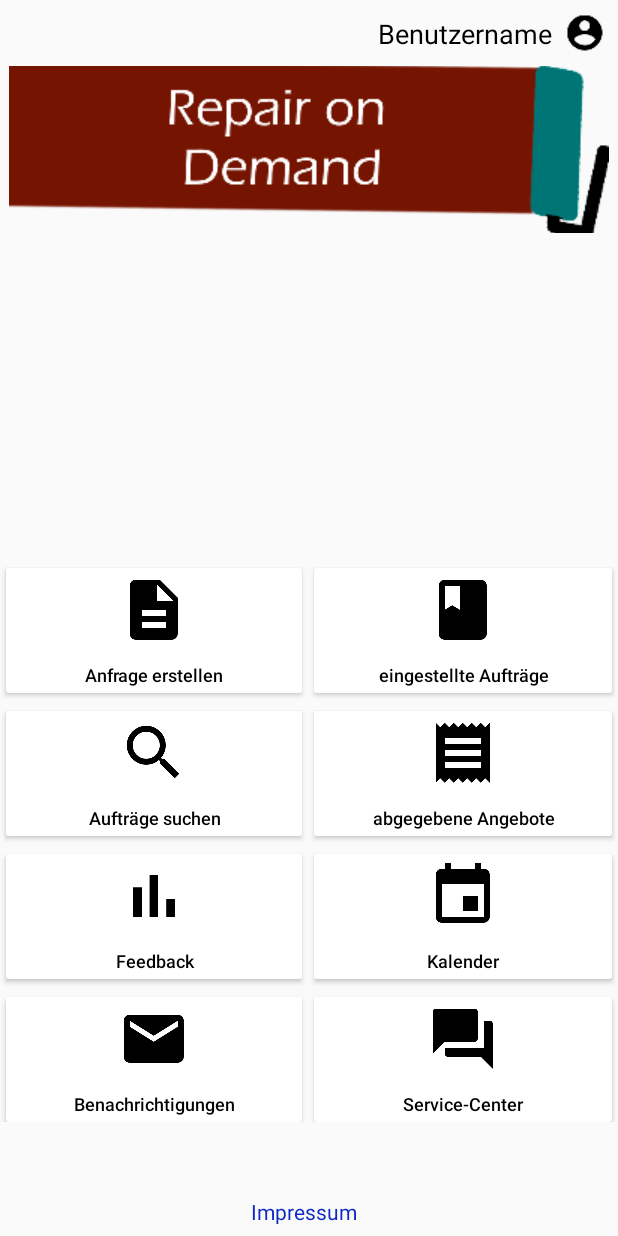
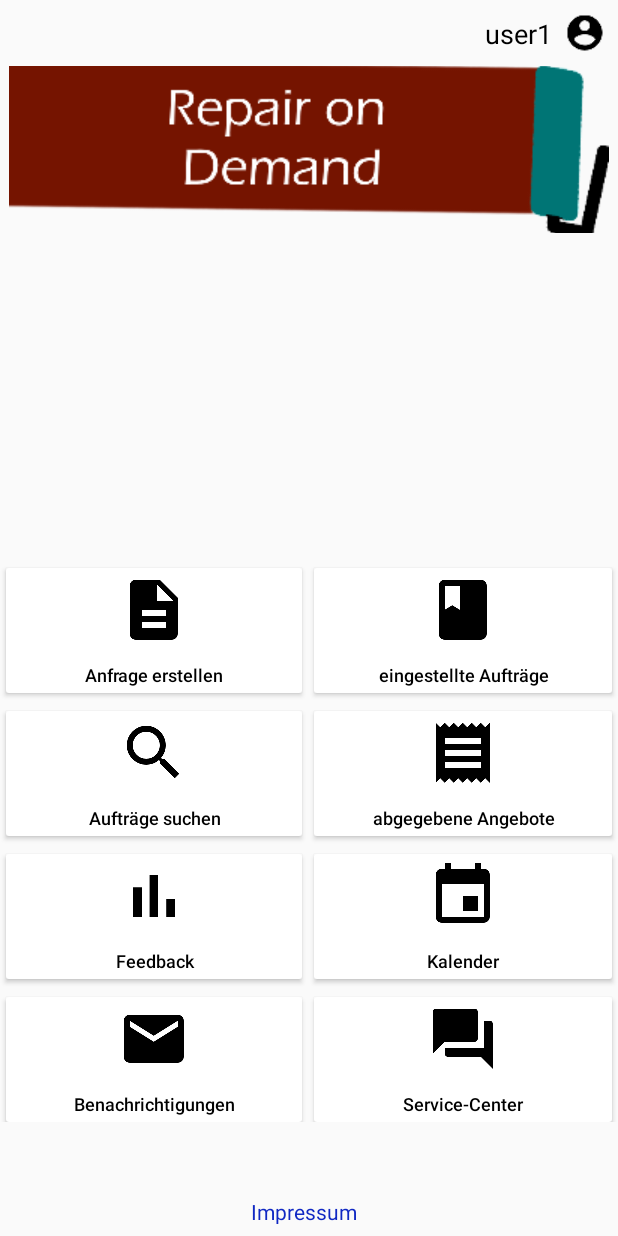
Before and after one commit to Zwal/Gruppe7, an Android app: the screen it shows after launch (Home), after a tap on "Einloggen", on a phone screen of 412 x 824 dp. Run offline under Robolectric (Android 15) with nearby library versions, the light colour scheme and no system bars.

```diff
--- a/RepaironDemand/app/src/main/java/de/repair/repairondemand/Home.java
+++ b/RepaironDemand/app/src/main/java/de/repair/repairondemand/Home.java
@@ -1,9 +1,12 @@
 package de.repair.repairondemand;
 
 import android.os.Bundle;
+import android.support.v7.app.ActionBar;
 import android.support.design.widget.FloatingActionButton;
 import android.support.design.widget.Snackbar;
 import android.support.v7.app.AppCompatActivity;
+import android.view.Menu;
+import android.view.MenuItem;
 import android.widget.ArrayAdapter;
 import android.widget.Button;
 import android.view.View;
@@ -18,21 +21,25 @@ public class Home extends AppCompatActivity implements View.OnClickListener {
     private Button mBtnAnfrageerstellen, mBtnEingestellteAufträge,
     mBtnAufträgesuche, mBtnAbgegebeneAngebote, mBtnFeedback, mBtnKalender,
     mBtnBenachrichtigungen, mBtnServiceCenter;
-    private TextView mTxtImpressum;
     private Spinner mSpinProfile;
+    private TextView mTxtImpressum, mUsername;
 
     private Intent startActivityIntent;
+    private String username;
 
 
     @Override
     protected void onCreate(Bundle savedInstanceState) {
         super.onCreate(savedInstanceState);
         setContentView(R.layout.home);
+        username = getIntent().getExtras().getString("username");
         bindViews();
         init();
     }
 
+
     private void bindViews() {
+        mUsername = this.findViewById(R.id.Benutzername);
         mBtnAnfrageerstellen = this.findViewById(R.id.btnAnfrageerstellen);
         mBtnEingestellteAufträge = this.findViewById(R.id.btnEingestellteAufträge);
         mBtnAufträgesuche = this.findViewById(R.id.btnAufträgesuchen);
@@ -58,6 +65,7 @@ public class Home extends AppCompatActivity implements View.OnClickListener {
         mBtnBenachrichtigungen.setOnClickListener(this);
         mBtnServiceCenter.setOnClickListener(this);
         mTxtImpressum.setOnClickListener(this);
+        mUsername.setText(username);
     }
 
     @Override
@@ -66,6 +74,7 @@ public class Home extends AppCompatActivity implements View.OnClickListener {
         switch (viewId) {
             case R.id.btnAnfrageerstellen:
                 startActivityIntent =  new Intent(this, AnfrageErstellen.class);
+                startActivityIntent.putExtra("username", username);
                 startActivity(startActivityIntent);
                 break;
             case R.id.btnEingestellteAufträge:
--- a/RepaironDemand/app/src/main/java/de/repair/repairondemand/MainActivity.java
+++ b/RepaironDemand/app/src/main/java/de/repair/repairondemand/MainActivity.java
@@ -5,7 +5,6 @@ import android.content.Intent;
 import android.database.Cursor;
 import android.database.sqlite.SQLiteDatabase;
 import android.graphics.Bitmap;
-import android.graphics.Color;
 import android.graphics.drawable.BitmapDrawable;
 import android.graphics.drawable.Drawable;
 import android.os.Bundle;
@@ -18,10 +17,8 @@ import android.widget.EditText;
 import android.widget.TextView;
 
 import java.io.ByteArrayOutputStream;
-import java.util.ArrayList;
 
 import de.repair.repairondemand.SQLlite.AktuellerBenutzer;
-import de.repair.repairondemand.SQLlite.Modells.Anfrage;
 import de.repair.repairondemand.SQLlite.SQLite;
 import de.repair.repairondemand.SQLlite.SQLiteInit;
 
@@ -30,7 +27,7 @@ public class MainActivity extends AppCompatActivity implements View.OnClickListe
     private AktuellerBenutzer aktuellerBenutzer;
     private Button mBtnLogin;
     private TextView mTxtImpressum, mTxtPassVerg, mTxtRegister;
-    private EditText mEdTxtEmail, mEdTxtPasswort;
+    private EditText mEdTxtUsername, mEdTxtPasswort;
     private CheckBox mCboRemember;
 
     private SQLite sqLite;
@@ -55,7 +52,7 @@ public class MainActivity extends AppCompatActivity implements View.OnClickListe
         mTxtPassVerg = this.findViewById(R.id.linkPasswortvergessen);
         mTxtRegister = this.findViewById(R.id.linkRegister);
 
-        mEdTxtEmail = this.findViewById(R.id.emailInput);
+        mEdTxtUsername = this.findViewById(R.id.emailInput);
         mEdTxtPasswort = this.findViewById(R.id.passwortInput);
 
         mCboRemember = this.findViewById(R.id.checkBoxRemember);
@@ -77,11 +74,12 @@ public class MainActivity extends AppCompatActivity implements View.OnClickListe
         switch (viewId) {
             case R.id.btnlogin:
                 initData();
-                if(checkUser(mEdTxtEmail.getText().toString(), mEdTxtPasswort.getText().toString()) == 1) {
+                if(checkUser(mEdTxtUsername.getText().toString(), mEdTxtPasswort.getText().toString()) == 1) {
                     aktuellerBenutzer = new AktuellerBenutzer();
                     aktuellerBenutzer.writeId(
-                            aktuellerBenutzer.getIdUser(this,mEdTxtEmail.getText().toString()),this);
+                            aktuellerBenutzer.getIdUser(this, mEdTxtUsername.getText().toString()),this);
                     startActivityIntent = new Intent(this, Home.class);
+                    startActivityIntent.putExtra("username", mEdTxtUsername.getText().toString());
                     Log.e("aktuellerUser", "" + new AktuellerBenutzer().getId(this));
                     startActivity(startActivityIntent);
                 }
@@ -138,8 +136,8 @@ public class MainActivity extends AppCompatActivity implements View.OnClickListe
         writePrivatOther();
         writeAdresse();
         writeFeedback();
-        if(mEdTxtEmail.getText().toString().equals("")) {
-            mEdTxtEmail.setText("7@repair.de");
+        if(mEdTxtUsername.getText().toString().equals("")) {
+            mEdTxtUsername.setText("user1");
             mEdTxtPasswort.setText("123");
         }
     }
@@ -159,12 +157,12 @@ public class MainActivity extends AppCompatActivity implements View.OnClickListe
         sqLite = new SQLite(this);
         SQLiteDatabase db = sqLite.getWritableDatabase();
         ContentValues values = new ContentValues();
-        values.put(SQLiteInit.COLUMN_USERNAME, "7@repair.de");
+        values.put(SQLiteInit.COLUMN_USERNAME, "user1");
         values.put(SQLiteInit.COLUMN_PASSWORT, "123");
         long u1 = db.insert(SQLiteInit.TABLE_BENUTZERKONTO, null, values);
         Log.e("u",u1 +"");
         values = new ContentValues();
-        values.put(SQLiteInit.COLUMN_USERNAME, "8@repair.de");
+        values.put(SQLiteInit.COLUMN_USERNAME, "user2");
         values.put(SQLiteInit.COLUMN_PASSWORT, "123");
         long u2 = db.insert(SQLiteInit.TABLE_BENUTZERKONTO, null, values);
         Log.e("u",u2 +"");
--- a/RepaironDemand/app/src/main/res/layout/activity_main.xml
+++ b/RepaironDemand/app/src/main/res/layout/activity_main.xml
@@ -4,7 +4,8 @@
     xmlns:tools="http://schemas.android.com/tools"
     android:layout_width="match_parent"
     android:layout_height="match_parent"
-    tools:context=".MainActivity">
+    tools:context=".MainActivity"
+    android:theme="@style/Theme.AppCompat.Light">
 
     <ImageView
         android:id="@+id/imageView"
@@ -27,7 +28,7 @@
         android:layout_marginEnd="8dp"
         android:layout_marginStart="8dp"
         android:ems="10"
-        android:hint="Email oder User"
+        android:hint="Username"
         android:inputType="textEmailAddress"
         app:layout_constraintBottom_toTopOf="@+id/passwortInput"
         app:layout_constraintEnd_toEndOf="parent"
--- a/RepaironDemand/app/src/main/res/values/styles.xml
+++ b/RepaironDemand/app/src/main/res/values/styles.xml
@@ -1,7 +1,7 @@
 <resources>
 
     <!-- Base application theme. -->
-    <style name="AppTheme" parent="Theme.AppCompat.NoActionBar">
+    <style name="AppTheme" parent="Theme.AppCompat.Light">
         <!-- Customize your theme here. -->
         <item name="colorPrimary">@color/colorPrimary</item>
         <item name="colorPrimaryDark">@color/colorPrimaryDark</item>
```
Also changed, not shown: RepaironDemand/app/src/main/java/de/repair/repairondemand/AnfrageErstellen.java (+6 -1 lines).
